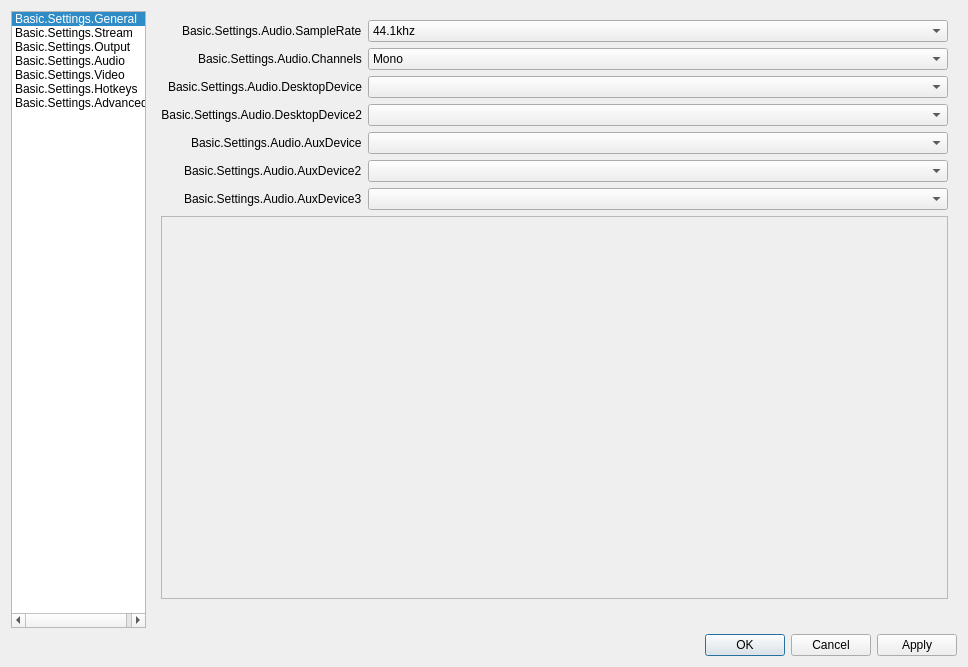
The window that obs/forms/OBSBasicSettings.ui (mixer/tachyon) describes before a commit, drawn with Qt 5.
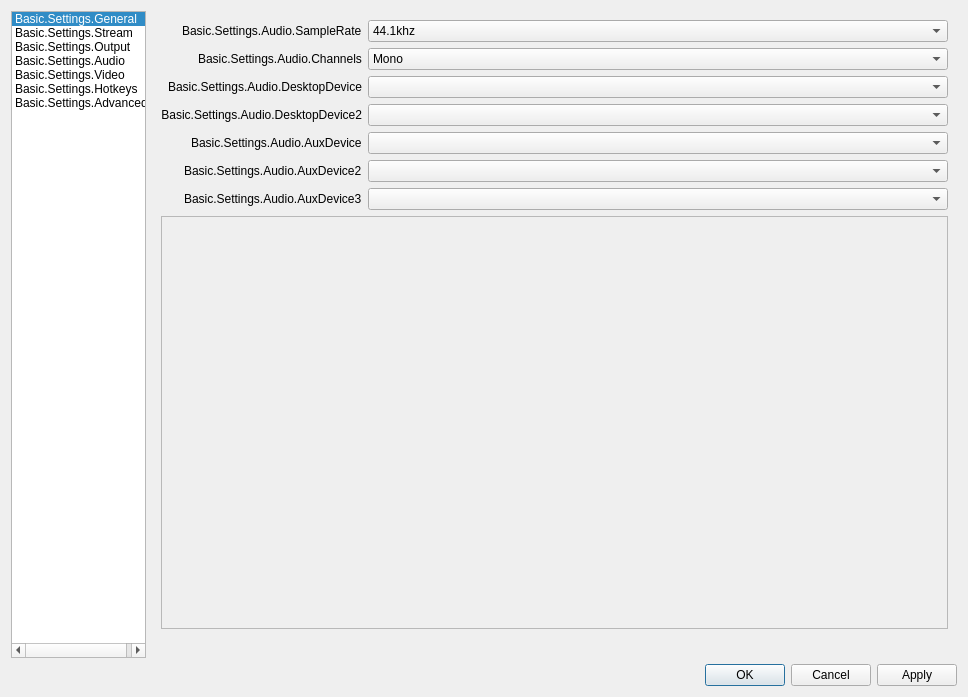
The same window after the commit. The open tabs and pages were chosen to show the change. Icons and pictures are not drawn.

Commit message:
The recording button has been renamed to the streaming button.
The streaming button however is claiming a case of mistaken identify

In other words, because it is *less* painful, I'm hijacking the OBS
recording path for FTL because it is directly hooked into FFMpeg. To
modify OBS's Streaming path would require considerable amounts of refactoring

Changing the labels was a 10 minute job

The edit to the form file:
```diff
--- a/obs/forms/OBSBasicSettings.ui
+++ b/obs/forms/OBSBasicSettings.ui
@@ -7,7 +7,7 @@
     <x>0</x>
     <y>0</y>
     <width>968</width>
-    <height>667</height>
+    <height>697</height>
    </rect>
   </property>
   <property name="sizePolicy">
@@ -2299,8 +2299,8 @@
              <rect>
               <x>0</x>
               <y>0</y>
-              <width>96</width>
-              <height>26</height>
+              <width>98</width>
+              <height>28</height>
              </rect>
             </property>
            </widget>
```
Left out of the diff: 10 changed lines with no effect on the pictures. The commit also changes 2 other files.
